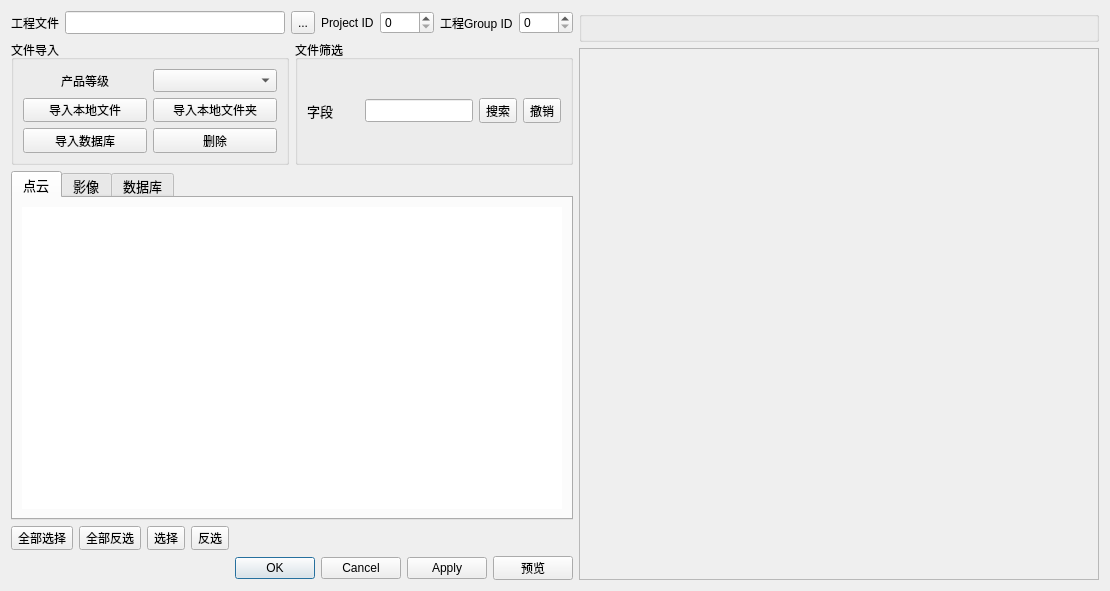
The window that qCC/ui_templates/bdrProjectDlg.ui (CloudCompare/CloudCompare) describes before a commit, drawn with Qt 5.
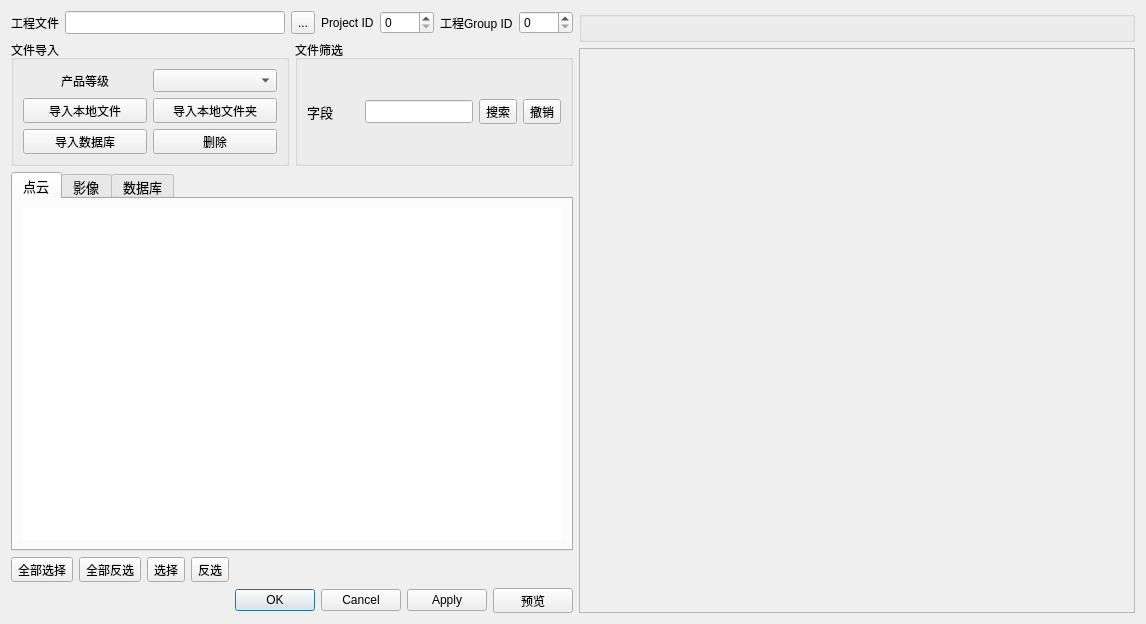
The same window after the commit.

The edit to the form file:
```diff
--- a/qCC/ui_templates/bdrProjectDlg.ui
+++ b/qCC/ui_templates/bdrProjectDlg.ui
@@ -6,8 +6,8 @@
    <rect>
     <x>0</x>
     <y>0</y>
-    <width>1110</width>
-    <height>591</height>
+    <width>1146</width>
+    <height>624</height>
    </rect>
   </property>
   <property name="windowTitle">
```
Left out of the diff: 48 changed lines with no effect on the pictures.
